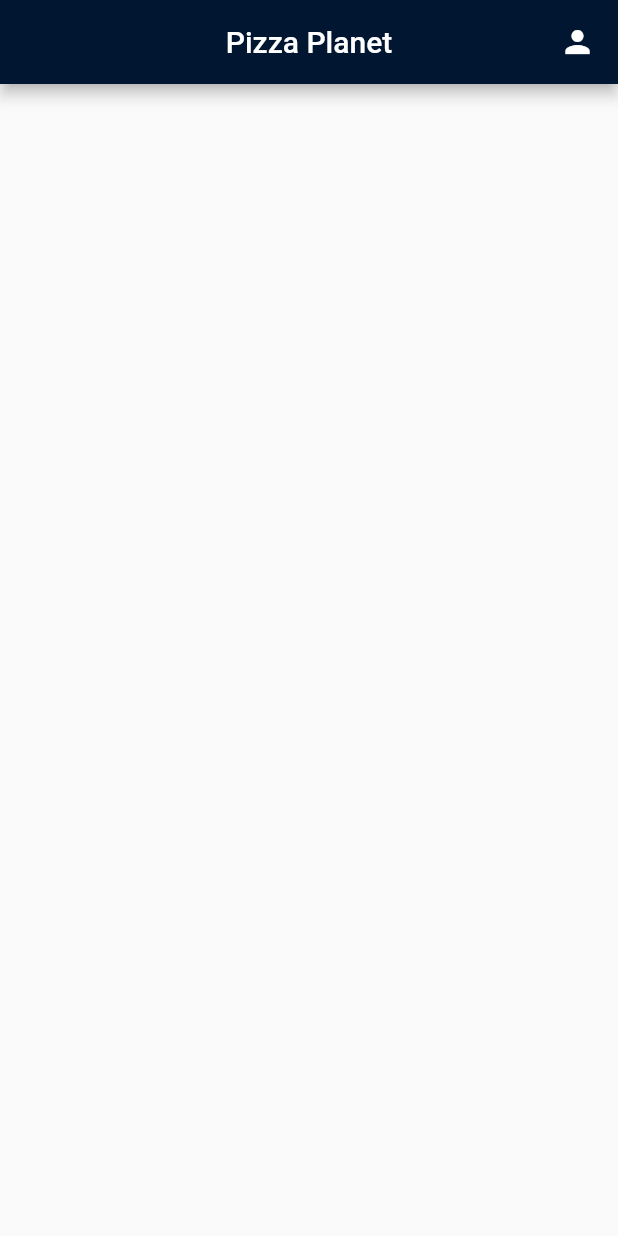
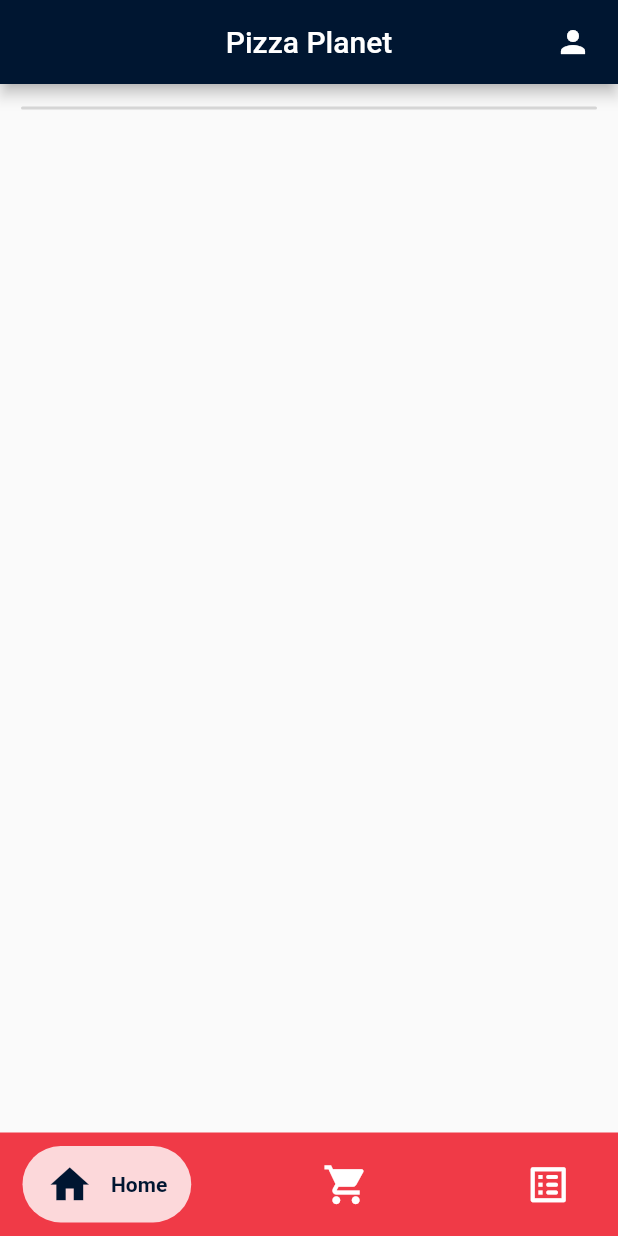
Before and after one commit to Asharma538/pizza_planet_app, a Flutter app: the screen it shows after launch, on a phone screen of 412 x 824 dp. Run offline on Flutter 3.47's test engine with Material 2 defaults, Android fonts, the light colour scheme and no system bars; drawn by our look-alikes of google_nav_bar; our stand-ins replace easy_search_bar.

Commit message:
Appbar and NavigationBar added

```diff
--- a/lib/components/app_bar.dart
+++ /dev/null
@@ -1,30 +0,0 @@
-import 'package:flutter/material.dart';
-import 'package:pizza_planet/utils.dart';
-
-class Appbar extends StatefulWidget {
-  const Appbar({Key? key}) : super(key: key);
-
-  @override
-  State<Appbar> createState() => _AppbarState();
-}
-
-class _AppbarState extends State<Appbar> {
-  @override
-  Widget build(BuildContext context) {
-    return Scaffold(
-      appBar: AppBar(
-        backgroundColor: primaryBlue,
-        centerTitle: true,
-        title: const Text(
-            'Pizza Planet'
-        ),
-        actions: [
-          Container(
-            padding: const EdgeInsets.fromLTRB(0, 0, 15, 0),
-            child: const Icon(Icons.person),
-          ),
-        ]
-      ),
-    );
-  }
-}
--- a/lib/main_screen.dart
+++ b/lib/main_screen.dart
@@ -1,6 +1,9 @@
 import 'package:flutter/material.dart';
 import 'package:pizza_planet/pages/home.dart';
+import 'package:pizza_planet/pages/cart.dart';
+import 'package:pizza_planet/pages/orders.dart';
 import 'package:pizza_planet/utils.dart';
+import 'package:google_nav_bar/google_nav_bar.dart';
 var scaffoldKey = GlobalKey<ScaffoldState>();
 
 class MainScreen extends StatefulWidget {
@@ -11,17 +14,71 @@
 }
 
 class _MainScreenState extends State<MainScreen> {
-  int _selectedIndex = 0;
-
-  void _onItemTapped(int index) {
-    setState(() {
-      _selectedIndex = index;
-    });
-  }
+  final pages = const [
+    Home(),
+    Cart(),
+    Orders(),
+  ];
+  int currentIndex = 0;
   @override
   Widget build(BuildContext context) {
-    return const Scaffold(
-      body: Home(),
+    return Scaffold(
+      appBar: AppBar(
+          backgroundColor: primaryBlue,
+          centerTitle: true,
+          title: const Text(
+              'Pizza Planet'
+          ),
+          actions: [
+            Container(
+              padding: const EdgeInsets.fromLTRB(0, 0, 18, 0),
+              child: const Icon(Icons.person),
+            ),
+          ]
+      ),
+      bottomNavigationBar: Container(
+        color: primaryRed,
+        child: Padding(
+          padding: const EdgeInsets.symmetric(vertical: 9.0, horizontal: 15.0),
+          child: GNav(
+            backgroundColor: primaryRed,
+            color: Colors.black,
+            activeColor: primaryBlue,
+            tabBackgroundColor: const Color(0xCCFFFFFF),
+            padding: const EdgeInsets.symmetric(horizontal: 16.0, vertical: 10.0),
+            gap: 12.0,
+            onTabChange: (index) {
+              setState(() {
+                currentIndex = index;
+              });
+            },
+            tabs: const [
+              GButton(
+                icon: Icons.home,
+                iconSize: 31,
+                iconColor: primaryWhite,
+                text: 'Home',
+              ),
+              GButton(
+                icon: Icons.shopping_cart,
+                iconSize: 31,
+                iconColor: primaryWhite,
+                text: 'Your Cart',
+              ),
+              GButton(
+                icon: Icons.list_alt_rounded,
+                iconSize: 31,
+                iconColor: primaryWhite,
+                text: 'Orders',
+              ),
+            ],
+          ),
+        ),
+      ),
+      body: IndexedStack(
+        index: currentIndex,
+        children: pages,
+      ),
     );
   }
 }
--- /dev/null
+++ b/lib/pages/cart.dart
@@ -0,0 +1,20 @@
+import 'package:flutter/material.dart';
+import 'package:pizza_planet/utils.dart';
+
+class Cart extends StatefulWidget {
+  const Cart({Key? key}) : super(key: key);
+
+  @override
+  State<Cart> createState() => _CartState();
+}
+
+class _CartState extends State<Cart> {
+  @override
+  Widget build(BuildContext context) {
+    return Scaffold(
+      body: Center(
+        child: Text('Cart'),
+      ),
+    );
+  }
+}
--- a/lib/pages/home.dart
+++ b/lib/pages/home.dart
@@ -1,6 +1,6 @@
 import 'package:flutter/material.dart';
-import 'package:pizza_planet/components/app_bar.dart';
-
+import 'package:pizza_planet/utils.dart';
+import 'package:easy_search_bar/easy_search_bar.dart';
 
 class Home extends StatefulWidget {
   const Home({Key? key}) : super(key: key);
@@ -12,16 +12,22 @@
 class _HomeState extends State<Home> {
   @override
   Widget build(BuildContext context) {
+    String searchValue = '';
+    final List<String> _suggestions = ['Afeganistan', 'Albania', 'Algeria', 'Australia', 'Brazil', 'German', 'Madagascar', 'Mozambique', 'Portugal', 'Zambia'];
+
     return Scaffold(
-      body: Container(
-        child: Column(
-          children: [
-            Container(
-              height: 80,
-              child: const Appbar(),
-            )
-          ],
-        ),
+      body: Column(
+        children: [
+          Container(
+            margin: const EdgeInsets.fromLTRB(14, 15, 14, 0),
+            // height: 45,
+            decoration: BoxDecoration(
+              color: const Color(0xFFFCFCFF),
+              border: Border.all(color: primaryBorderDarkWhite,width: 1),
+              borderRadius: BorderRadius.circular(5)
+            ),
+          ),
+        ],
       ),
     );
   }
--- /dev/null
+++ b/lib/pages/orders.dart
@@ -0,0 +1,20 @@
+import 'package:flutter/material.dart';
+import 'package:pizza_planet/utils.dart';
+
+class Orders extends StatefulWidget {
+  const Orders({Key? key}) : super(key: key);
+
+  @override
+  State<Orders> createState() => _OrdersState();
+}
+
+class _OrdersState extends State<Orders> {
+  @override
+  Widget build(BuildContext context) {
+    return const Scaffold(
+      body: Center(
+        child: Text('Orders'),
+      ),
+    );
+  }
+}
--- a/lib/utils.dart
+++ b/lib/utils.dart
@@ -1,6 +1,7 @@
 import 'package:flutter/material.dart';
 
 const primaryRed = Color(0xFFF03A47);
+const primaryDarkRed = Color(0xFF6C000C);
 const primaryBlue = Color(0xFF001631);
 const primaryWhite = Color(0xFFFFFFFF);
 const primaryBorderLightWhite = Color(0xFFEFEFEF);
--- a/pubspec.yaml
+++ b/pubspec.yaml
@@ -30,7 +30,7 @@
 dependencies:
   flutter:
     sdk: flutter
-
+  google_nav_bar: ^5.0.6
 
   # The following adds the Cupertino Icons font to your application.
   # Use with the CupertinoIcons class for iOS style icons.
@@ -46,6 +46,7 @@
   # package. See that file for information about deactivating specific lint
   # rules and activating additional ones.
   flutter_lints: ^2.0.0
+  easy_search_bar: ^2.4.2
 
 # For information on the generic Dart part of this file, see the
 # following page: https://dart.dev/tools/pub/pubspec
```
Also changed, not shown: pubspec.lock.
